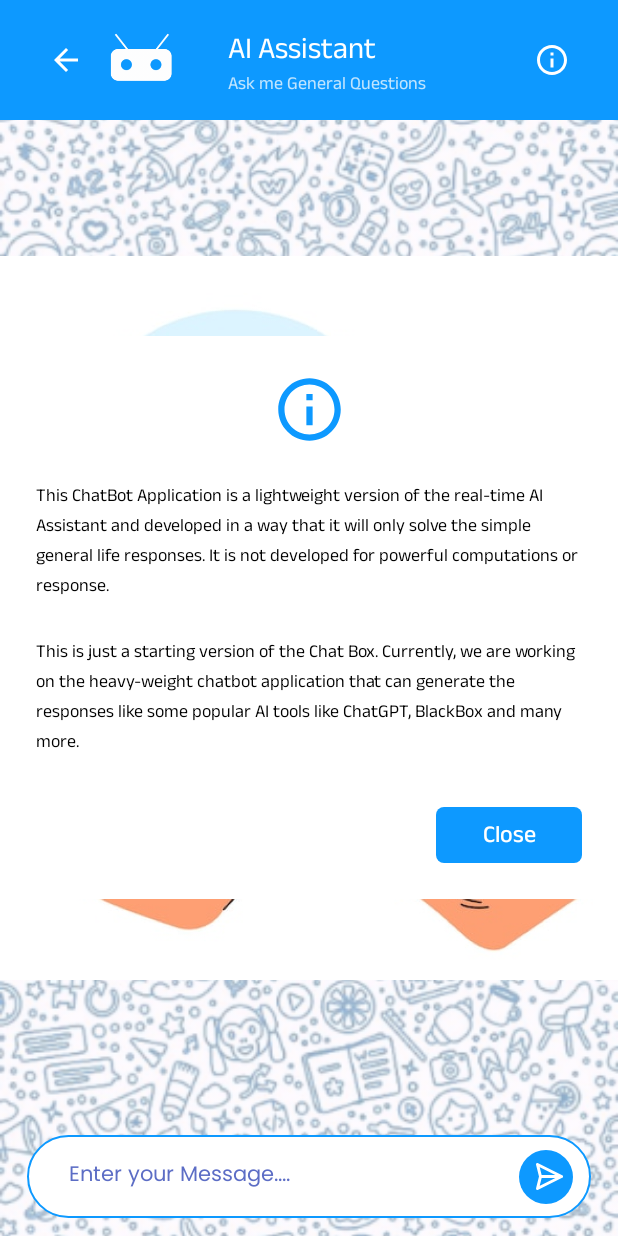
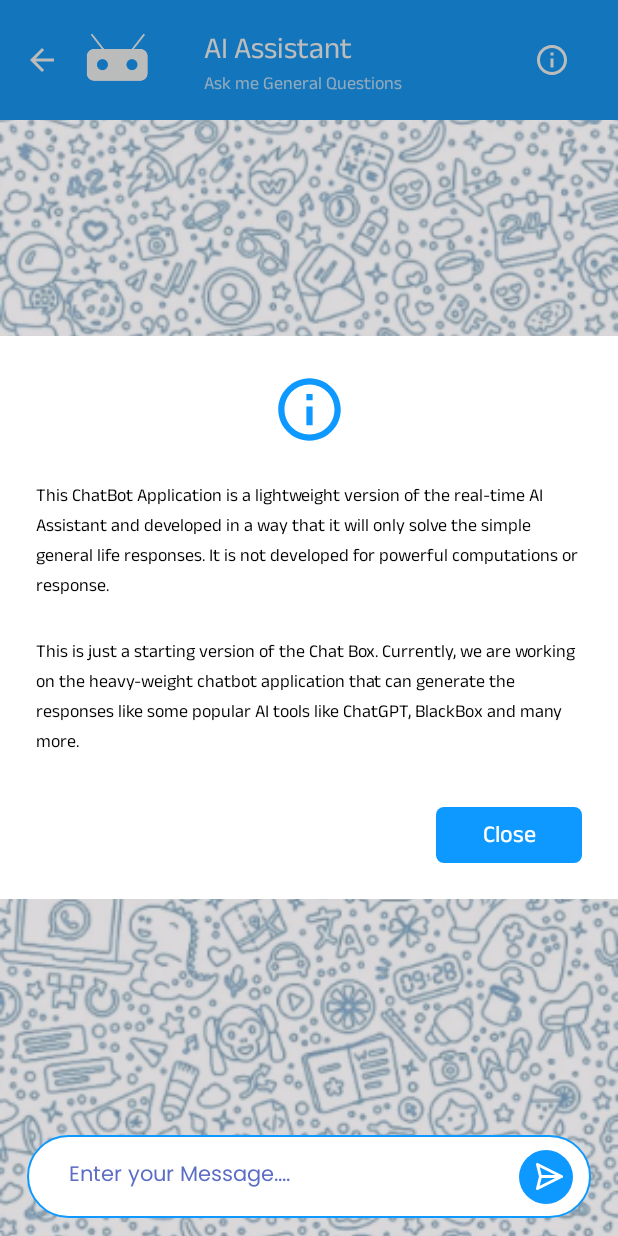
Before and after one commit to Aviral-Kaushik/Quickies, an Android app: the ChattingActivity screen opened directly, with no data from a screen before it, after a tap on "Info", on a phone screen of 412 x 824 dp. Run offline under Robolectric (Android 15) with nearby library versions, the phone set to English and light mode, and no system bars.

Commit message:
Quickies ChatBot Completed

```diff
--- a/app/src/main/java/com/aviral/quickies/activities/ChattingActivity.kt
+++ b/app/src/main/java/com/aviral/quickies/activities/ChattingActivity.kt
@@ -38,7 +38,12 @@ class ChattingActivity : AppCompatActivity() {
         }
 
         binding.chatToolbar.icInfo.setOnClickListener {
-            DialogUtils.showInfoDialog(this)
+            binding.transparentBlackView.visibility = View.VISIBLE
+
+            DialogUtils.showInfoDialog(this) {
+                binding.transparentBlackView.visibility = View.INVISIBLE
+            }
+
         }
 
         binding.btnNext.setOnClickListener {
@@ -56,11 +61,10 @@ class ChattingActivity : AppCompatActivity() {
 
         var isWelcomeImageVisible = true
 
-        binding.messageEditText.setOnClickListener {
+        binding.messageEditText.setOnFocusChangeListener { _: View, _: Boolean ->
             if (isWelcomeImageVisible) {
-
-                wipeWelcomeImage()
-
+                binding.welcomeImage.visibility = View.GONE
+//                wipeWelcomeImage()
 //                rotateWelcomeImage()
                 isWelcomeImageVisible = false
 
@@ -135,6 +139,7 @@ class ChattingActivity : AppCompatActivity() {
         binding.messageRecyclerView.smoothScrollToPosition(messages.size - 1)
 
         QuickiesApplication.appModule.messageRepository.getAnswers(message) { botAnswer ->
+
             if (botAnswer != "") {
                 messages.add(Message(botAnswer, getString(R.string.bot_message)))
             } else {
--- a/app/src/main/java/com/aviral/quickies/utils/DialogUtils.kt
+++ b/app/src/main/java/com/aviral/quickies/utils/DialogUtils.kt
@@ -11,7 +11,7 @@ class DialogUtils {
 
     companion object {
 
-        fun showInfoDialog(context: Context) {
+        fun showInfoDialog(context: Context, callBack: (Boolean) -> Unit) {
 
             val infoDialog = Dialog(context, android.R.style.Theme_Translucent_NoTitleBar)
 
@@ -26,7 +26,10 @@ class DialogUtils {
             window?.setLayout(WindowManager.LayoutParams.WRAP_CONTENT, WindowManager.LayoutParams.WRAP_CONTENT)
             window?.setGravity(Gravity.CENTER)
 
-            binding.btnClose.setOnClickListener { infoDialog.dismiss() }
+            binding.btnClose.setOnClickListener {
+                infoDialog.dismiss()
+                callBack(true)
+            }
 
             infoDialog.show()
 
--- a/app/src/main/res/layout/activity_chatting.xml
+++ b/app/src/main/res/layout/activity_chatting.xml
@@ -9,6 +9,14 @@
     <include
         android:id="@+id/chat_toolbar"
         layout="@layout/item_chat_toolbar"/>
+
+    <ImageView
+        android:id="@+id/transparent_black_view"
+        android:layout_width="match_parent"
+        android:layout_height="match_parent"
+        android:background="@color/transparent_black"
+        android:contentDescription="@string/info"
+        android:visibility="invisible"/>
 
     <ImageView
         android:id="@+id/imageView"
--- a/app/src/main/res/layout/item_chat_toolbar.xml
+++ b/app/src/main/res/layout/item_chat_toolbar.xml
@@ -14,7 +14,7 @@
             android:layout_width="wrap_content"
             android:layout_height="wrap_content"
             app:srcCompat="@drawable/ic_arrow_back"
-            android:layout_marginStart="32dp"
+            android:layout_marginStart="16dp"
             android:contentDescription="@string/back_button"
             app:layout_constraintStart_toStartOf="parent"
             app:layout_constraintTop_toTopOf="parent"
--- a/app/src/main/res/values/colors.xml
+++ b/app/src/main/res/values/colors.xml
@@ -6,4 +6,5 @@
     <color name="purple_text">#5C6DC5</color>
     <color name="black_user_message">#312B2B</color>
     <color name="white_bot_message">#F4F4F4</color>
+    <color name="transparent_black">#4D242424</color>
 </resources>
```
